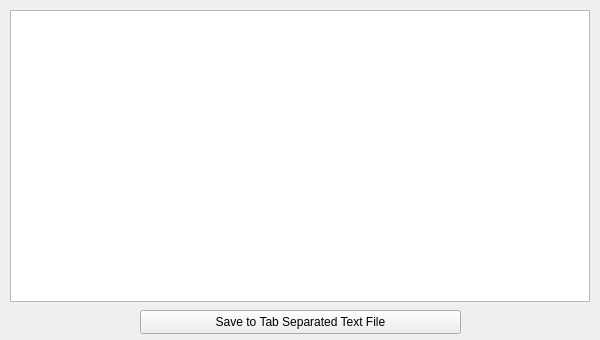
melak/veroroute, file src/bomdialog.ui: the form before one commit.
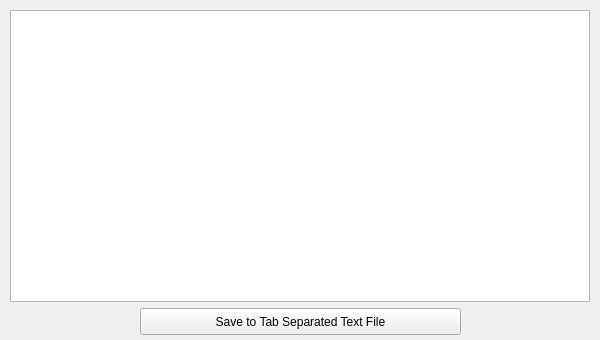
The form after the commit.

```diff
--- a/src/bomdialog.ui
+++ b/src/bomdialog.ui
@@ -42,9 +42,9 @@
    <property name="geometry">
     <rect>
      <x>140</x>
-     <y>310</y>
+     <y>308</y>
      <width>321</width>
-     <height>24</height>
+     <height>27</height>
     </rect>
    </property>
    <property name="focusPolicy">
```
